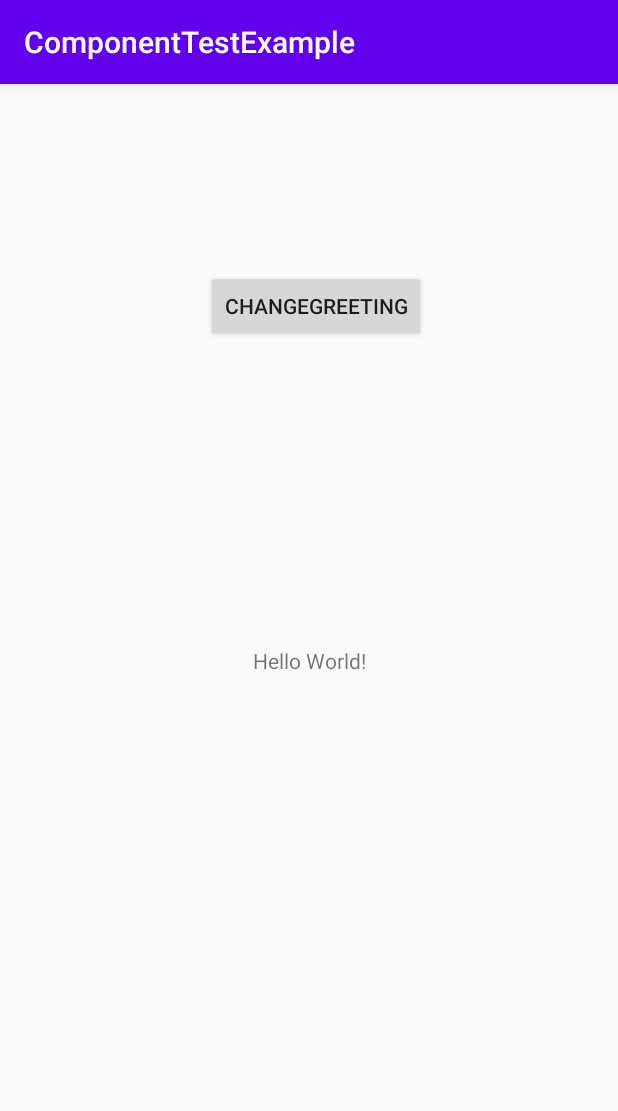
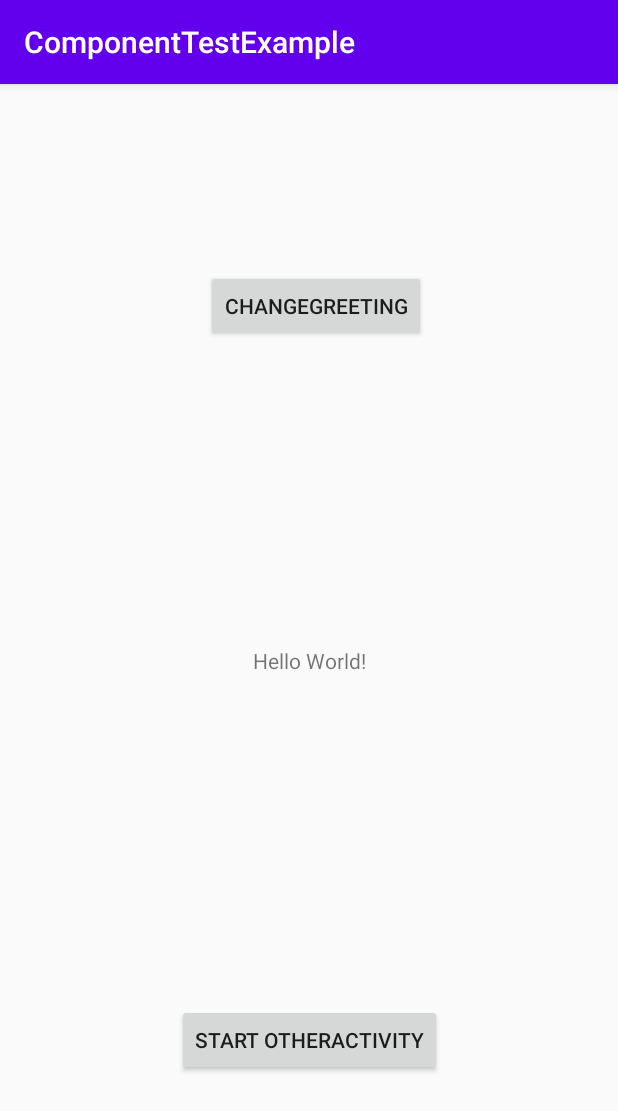
Before and after one commit to pickles-ochazuke/ComponentTestExample, an Android app: the screen it shows after launch (MainActivity), on a phone screen of 412 x 824 dp. Shown: the top 1111 px of the screen. Run offline under Robolectric (Android 15) with nearby library versions, the phone set to English and light mode, and no system bars.

Commit message:
OtherActivityを起動するテストを追加

```diff
--- a/app/src/main/AndroidManifest.xml
+++ b/app/src/main/AndroidManifest.xml
@@ -9,6 +9,7 @@
         android:roundIcon="@mipmap/ic_launcher_round"
         android:supportsRtl="true"
         android:theme="@style/AppTheme">
+        <activity android:name=".OtherActivity"></activity>
         <activity android:name=".MainActivity">
             <intent-filter>
                 <action android:name="android.intent.action.MAIN" />
--- a/app/src/main/java/com/example/ochadukebiyori/componenttestexample/MainActivity.kt
+++ b/app/src/main/java/com/example/ochadukebiyori/componenttestexample/MainActivity.kt
@@ -1,5 +1,6 @@
 package com.example.ochadukebiyori.componenttestexample
 
+import android.content.Intent
 import androidx.appcompat.app.AppCompatActivity
 import android.os.Bundle
 import android.widget.Button
@@ -11,9 +12,17 @@ class MainActivity : AppCompatActivity() {
         super.onCreate(savedInstanceState)
         setContentView(R.layout.activity_main)
 
-        val button = findViewById<Button>(R.id.changeGreeting)
-        button.setOnClickListener {
+        val changeGreetingButton = findViewById<Button>(R.id.changeGreeting)
+        changeGreetingButton.setOnClickListener {
             findViewById<TextView>(R.id.helloWorld).text = "Hi World!"
+        }
+
+        val startOtherActivityButton = findViewById<Button>(R.id.startOtherActivity)
+        startOtherActivityButton.setOnClickListener {
+            val intent = Intent(this, OtherActivity::class.java).apply {
+                this.putExtra("Source", "MainActivity")
+            }
+            startActivity(intent)
         }
     }
 }
--- a/app/src/main/res/layout/activity_main.xml
+++ b/app/src/main/res/layout/activity_main.xml
@@ -27,4 +27,16 @@
         app:layout_constraintStart_toStartOf="parent"
         app:layout_constraintTop_toTopOf="parent" />
 
+    <Button
+        android:id="@+id/startOtherActivity"
+        android:layout_width="wrap_content"
+        android:layout_height="wrap_content"
+        android:layout_marginTop="210dp"
+        android:layout_marginBottom="98dp"
+        android:text="Start OtherActivity"
+        app:layout_constraintBottom_toBottomOf="parent"
+        app:layout_constraintEnd_toEndOf="parent"
+        app:layout_constraintStart_toStartOf="parent"
+        app:layout_constraintTop_toBottomOf="@+id/helloWorld" />
+
 </androidx.constraintlayout.widget.ConstraintLayout>
```
Also changed, not shown: app/src/main/java/com/example/ochadukebiyori/componenttestexample/OtherActivity.kt (added, +12 -0 lines), app/src/main/res/layout/activity_other.xml (added, +24 -0 lines), 1 other file.
